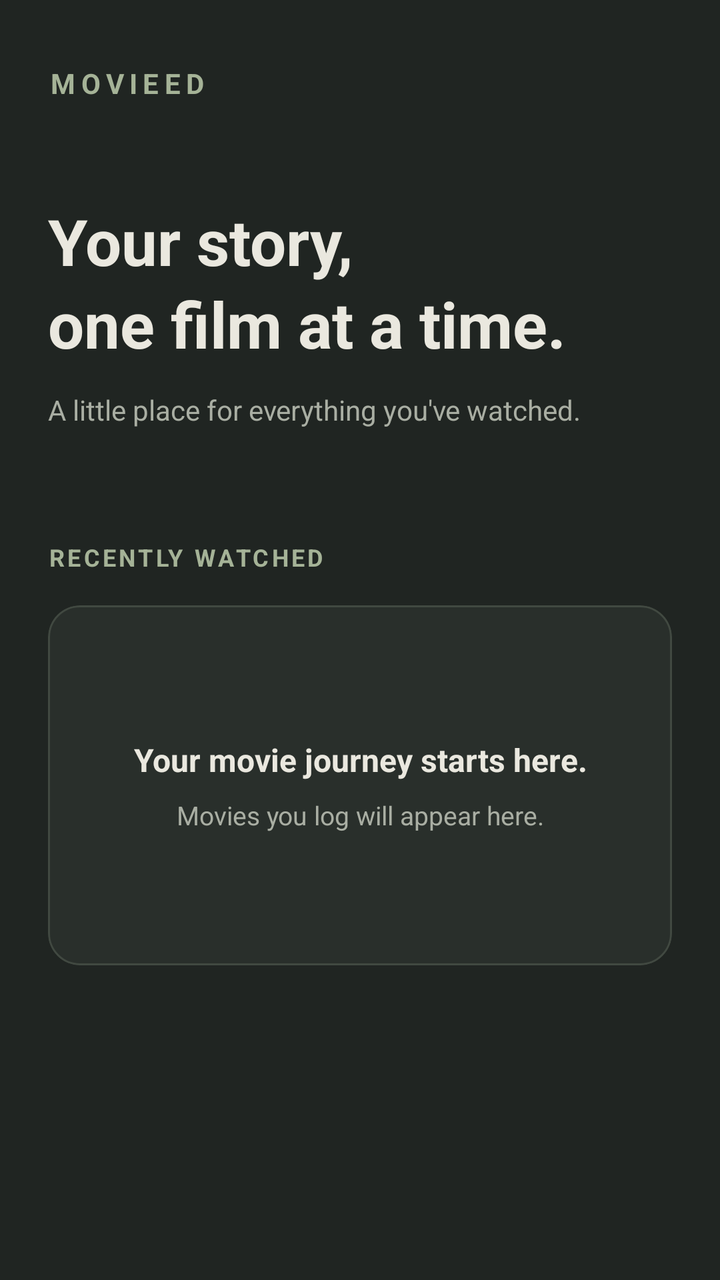
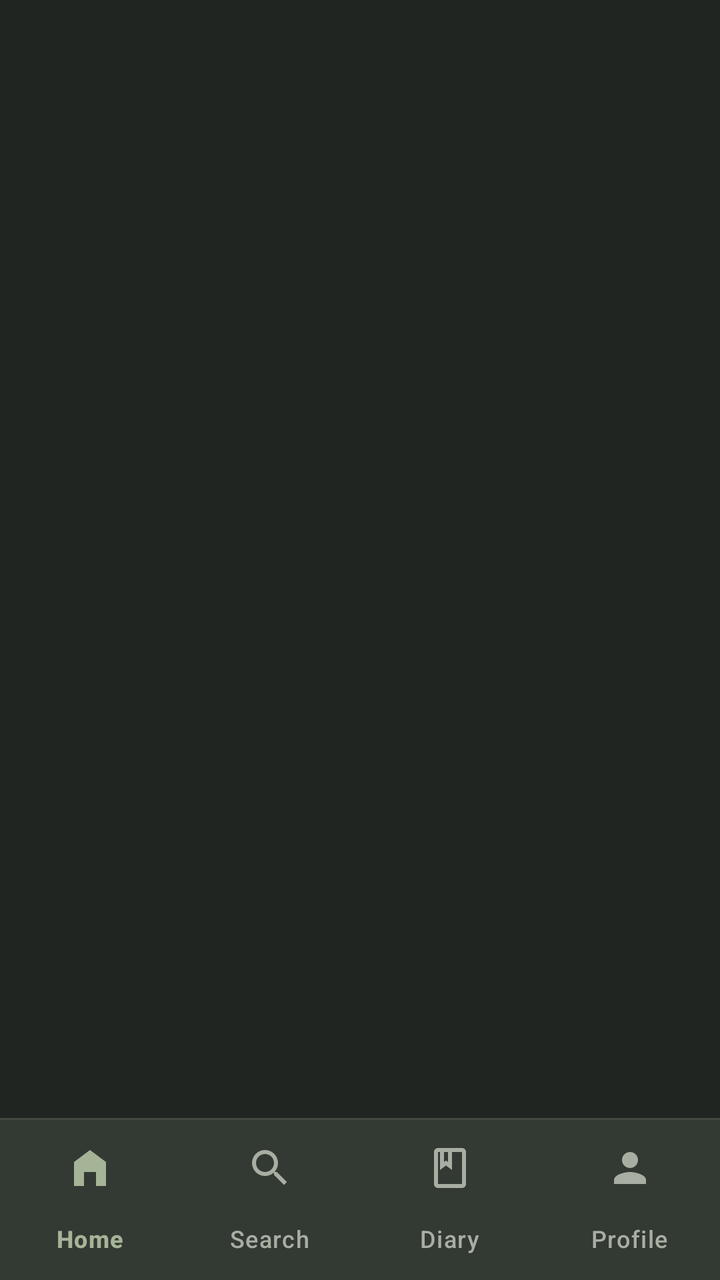

Screens rendered from an Android XML layout before and after an edit, with the pre-edit source and the edit as a unified diff.
<!-- AndroidManifest.xml: application theme Theme.Movieed -->
<!-- res/layout/activity_main.xml -->
<?xml version="1.0" encoding="utf-8"?>
<androidx.constraintlayout.widget.ConstraintLayout
    xmlns:android="http://schemas.android.com/apk/res/android"
    xmlns:app="http://schemas.android.com/apk/res-auto"
    xmlns:tools="http://schemas.android.com/tools"
    android:id="@+id/main"
    android:layout_width="match_parent"
    android:layout_height="match_parent"
    android:background="@color/movieed_background"
    tools:context=".MainActivity">

    <LinearLayout
        android:id="@+id/homeContent"
        android:layout_width="match_parent"
        android:layout_height="match_parent"
        android:orientation="vertical"
        android:paddingStart="24dp"
        android:paddingEnd="24dp"
        android:paddingTop="32dp">

        
        <TextView
            android:layout_width="wrap_content"
            android:layout_height="wrap_content"
            android:text="MOVIEED"
            android:textColor="@color/movieed_primary"
            android:textSize="14sp"
            android:textStyle="bold"
            android:letterSpacing="0.2" />

        
        <TextView
            android:layout_width="wrap_content"
            android:layout_height="wrap_content"
            android:layout_marginTop="48dp"
            android:text="Your story,\none film at a time."
            android:textColor="@color/movieed_text_primary"
            android:textSize="32sp"
            android:textStyle="bold"
            android:lineSpacingExtra="4dp" />

        <TextView
            android:layout_width="wrap_content"
            android:layout_height="wrap_content"
            android:layout_marginTop="12dp"
            android:text="A little place for everything you've watched."
            android:textColor="@color/movieed_text_secondary"
            android:textSize="14sp" />

        
        <TextView
            android:layout_width="wrap_content"
            android:layout_height="wrap_content"
            android:layout_marginTop="56dp"
            android:text="RECENTLY WATCHED"
            android:textColor="@color/movieed_primary"
            android:textSize="12sp"
            android:textStyle="bold"
            android:letterSpacing="0.12" />

        <com.google.android.material.card.MaterialCardView
            android:layout_width="match_parent"
            android:layout_height="180dp"
            android:layout_marginTop="16dp"
            app:cardBackgroundColor="@color/movieed_surface"
            app:cardCornerRadius="16dp"
            app:strokeColor="@color/movieed_border"
            app:strokeWidth="1dp">

            <LinearLayout
                android:layout_width="match_parent"
                android:layout_height="match_parent"
                android:gravity="center"
                android:orientation="vertical"
                android:padding="24dp">

                <TextView
                    android:layout_width="wrap_content"
                    android:layout_height="wrap_content"
                    android:text="Your movie journey starts here."
                    android:textColor="@color/movieed_text_primary"
                    android:textSize="16sp"
                    android:textStyle="bold"
                    android:gravity="center" />

                <TextView
                    android:layout_width="wrap_content"
                    android:layout_height="wrap_content"
                    android:layout_marginTop="8dp"
                    android:text="Movies you log will appear here."
                    android:textColor="@color/movieed_text_secondary"
                    android:textSize="13sp"
                    android:gravity="center" />

            </LinearLayout>

        </com.google.android.material.card.MaterialCardView>

    </LinearLayout>

</androidx.constraintlayout.widget.ConstraintLayout>
<!-- resources referenced by this layout -->
<resources>
  <color name="movieed_background">#202522</color>
  <color name="movieed_border">#414941</color>
  <color name="movieed_primary">#A5B397</color>
  <color name="movieed_surface">#292F2B</color>
  <color name="movieed_text_primary">#EAE8DF</color>
  <color name="movieed_text_secondary">#A9AEA3</color>
  <style name="Theme.Movieed" parent="Base.Theme.Movieed" />
  <style name="Base.Theme.Movieed" parent="Theme.Material3.Dark.NoActionBar">
  
          
          <item name="colorPrimary">@color/movieed_primary</item>
          <item name="colorOnPrimary">@color/movieed_background</item>
  
          
          <item name="android:colorBackground">@color/movieed_background</item>
          <item name="colorSurface">@color/movieed_surface</item>
          <item name="colorOnSurface">@color/movieed_text_primary</item>
  
          
          <item name="colorSecondary">@color/movieed_accent</item>
          <item name="colorOnSecondary">@color/movieed_background</item>
  
          
          <item name="android:statusBarColor">@color/movieed_background</item>
          <item name="android:navigationBarColor">@color/movieed_background</item>
  
          
          <item name="android:windowLightStatusBar">false</item>
          <item name="android:windowLightNavigationBar">false</item>
  
      </style>
  <color name="movieed_accent">#D1B88C</color>
</resources>

<!-- the commit's change to res/layout/activity_main.xml (unified diff, before → after) -->
@@ -9,93 +9,35 @@
     android:background="@color/movieed_background"
     tools:context=".MainActivity">
 
-    <LinearLayout
-        android:id="@+id/homeContent"
-        android:layout_width="match_parent"
-        android:layout_height="match_parent"
-        android:orientation="vertical"
-        android:paddingStart="24dp"
-        android:paddingEnd="24dp"
-        android:paddingTop="32dp">
+    <androidx.fragment.app.FragmentContainerView
+        android:id="@+id/nav_host"
+        android:layout_width="0dp"
+        android:layout_height="0dp"
+        app:layout_constraintBottom_toTopOf="@id/bottom_nav"
+        app:layout_constraintEnd_toEndOf="parent"
+        app:layout_constraintStart_toStartOf="parent"
+        app:layout_constraintTop_toTopOf="parent" />
 
-        
-        <TextView
-            android:layout_width="wrap_content"
-            android:layout_height="wrap_content"
-            android:text="MOVIEED"
-            android:textColor="@color/movieed_primary"
-            android:textSize="14sp"
-            android:textStyle="bold"
-            android:letterSpacing="0.2" />
+    <View
+        android:layout_width="0dp"
+        android:layout_height="1dp"
+        android:background="@color/movieed_border"
+        app:layout_constraintBottom_toTopOf="@id/bottom_nav"
+        app:layout_constraintEnd_toEndOf="parent"
+        app:layout_constraintStart_toStartOf="parent" />
 
-        
-        <TextView
-            android:layout_width="wrap_content"
-            android:layout_height="wrap_content"
-            android:layout_marginTop="48dp"
-            android:text="Your story,\none film at a time."
-            android:textColor="@color/movieed_text_primary"
-            android:textSize="32sp"
-            android:textStyle="bold"
-            android:lineSpacingExtra="4dp" />
-
-        <TextView
-            android:layout_width="wrap_content"
-            android:layout_height="wrap_content"
-            android:layout_marginTop="12dp"
-            android:text="A little place for everything you've watched."
-            android:textColor="@color/movieed_text_secondary"
-            android:textSize="14sp" />
-
-        
-        <TextView
-            android:layout_width="wrap_content"
-            android:layout_height="wrap_content"
-            android:layout_marginTop="56dp"
-            android:text="RECENTLY WATCHED"
-            android:textColor="@color/movieed_primary"
-            android:textSize="12sp"
-            android:textStyle="bold"
-            android:letterSpacing="0.12" />
-
-        <com.google.android.material.card.MaterialCardView
-            android:layout_width="match_parent"
-            android:layout_height="180dp"
-            android:layout_marginTop="16dp"
-            app:cardBackgroundColor="@color/movieed_surface"
-            app:cardCornerRadius="16dp"
-            app:strokeColor="@color/movieed_border"
-            app:strokeWidth="1dp">
-
-            <LinearLayout
-                android:layout_width="match_parent"
-                android:layout_height="match_parent"
-                android:gravity="center"
-                android:orientation="vertical"
-                android:padding="24dp">
-
-                <TextView
-                    android:layout_width="wrap_content"
-                    android:layout_height="wrap_content"
-                    android:text="Your movie journey starts here."
-                    android:textColor="@color/movieed_text_primary"
-                    android:textSize="16sp"
-                    android:textStyle="bold"
-                    android:gravity="center" />
-
-                <TextView
-                    android:layout_width="wrap_content"
-                    android:layout_height="wrap_content"
-                    android:layout_marginTop="8dp"
-                    android:text="Movies you log will appear here."
-                    android:textColor="@color/movieed_text_secondary"
-                    android:textSize="13sp"
-                    android:gravity="center" />
-
-            </LinearLayout>
-
-        </com.google.android.material.card.MaterialCardView>
-
-    </LinearLayout>
+    <com.google.android.material.bottomnavigation.BottomNavigationView
+        android:id="@+id/bottom_nav"
+        android:layout_width="0dp"
+        android:layout_height="wrap_content"
+        android:background="@color/movieed_surface"
+        app:itemActiveIndicatorStyle="@style/Widget.Movieed.BottomNavigationView.ActiveIndicator"
+        app:itemIconTint="@color/bottom_nav_item"
+        app:itemTextColor="@color/bottom_nav_item"
+        app:labelVisibilityMode="labeled"
+        app:layout_constraintBottom_toBottomOf="parent"
+        app:layout_constraintEnd_toEndOf="parent"
+        app:layout_constraintStart_toStartOf="parent"
+        app:menu="@menu/bottom_nav_menu" />
 
 </androidx.constraintlayout.widget.ConstraintLayout>
<!-- resource entries referenced after the edit -->
@@ -4,9 +4,12 @@
   <color name="movieed_border">#414941</color>
   <color name="movieed_primary">#A5B397</color>
   <color name="movieed_surface">#292F2B</color>
+  <style name="Widget.Movieed.BottomNavigationView.ActiveIndicator" parent="Widget.Material3.BottomNavigationView.ActiveIndicator">
+          <item name="android:color">@color/movieed_surface_elevated</item>
+      </style>
   <color name="movieed_text_primary">#EAE8DF</color>
-  <color name="movieed_text_secondary">#A9AEA3</color>
   <style name="Theme.Movieed" parent="Base.Theme.Movieed" />
+  <color name="movieed_surface_elevated">#343B35</color>
   <style name="Base.Theme.Movieed" parent="Theme.Material3.Dark.NoActionBar">
   
           
